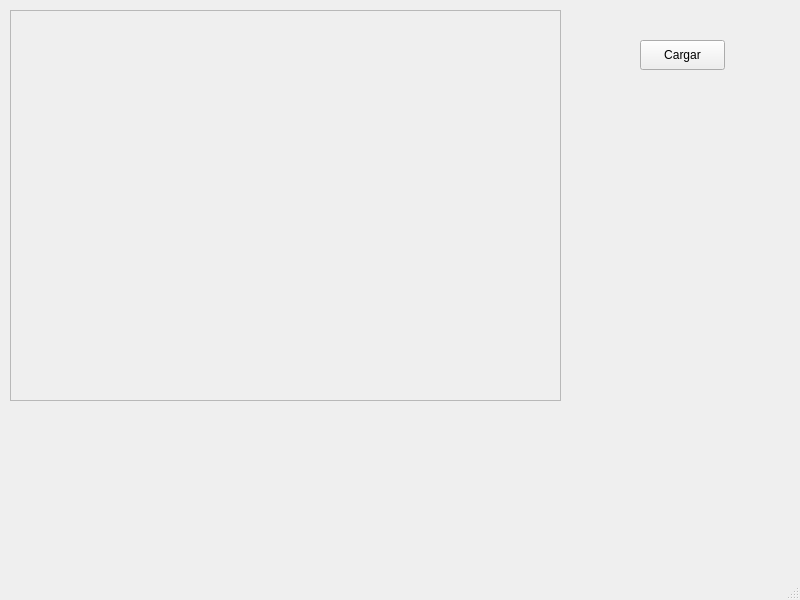
This is gui_src/tsp_gui.ui in Bercero/Tsp_coa as Qt 5 draws it before an edit. The edited form follows.
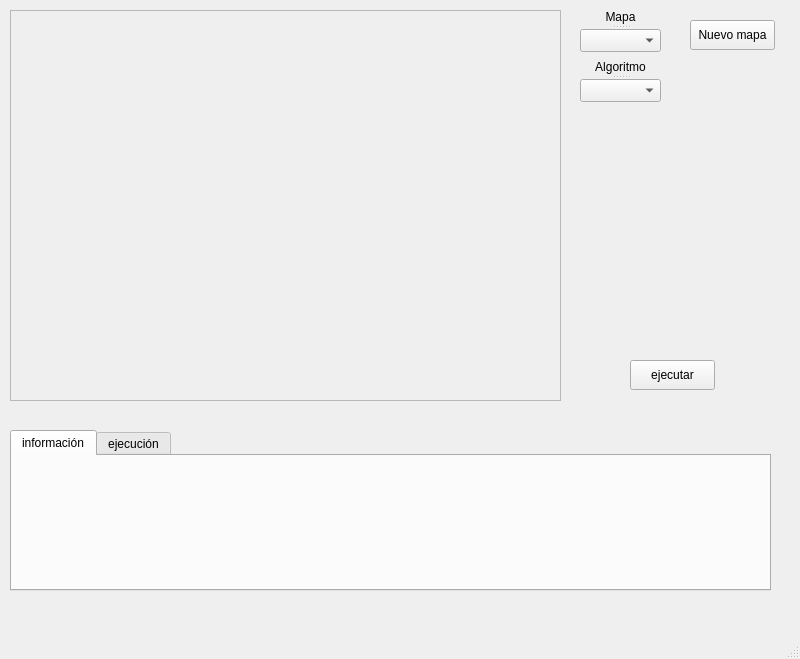
This is the edited form.

Commit message: pequeños progresos con la gui

Patch:
```diff
--- a/gui_src/tsp_gui.ui
+++ b/gui_src/tsp_gui.ui
@@ -7,7 +7,7 @@
     <x>0</x>
     <y>0</y>
     <width>800</width>
-    <height>600</height>
+    <height>659</height>
    </rect>
   </property>
   <property name="windowTitle">
@@ -33,16 +33,90 @@
    <widget class="QPushButton" name="loadButton">
     <property name="geometry">
      <rect>
-      <x>640</x>
-      <y>40</y>
+      <x>690</x>
+      <y>20</y>
       <width>85</width>
       <height>30</height>
      </rect>
     </property>
     <property name="text">
-     <string>Cargar</string>
+     <string>Nuevo mapa</string>
     </property>
    </widget>
+   <widget class="QSplitter" name="selectorAlgoritmo">
+    <property name="geometry">
+     <rect>
+      <x>580</x>
+      <y>60</y>
+      <width>81</width>
+      <height>42</height>
+     </rect>
+    </property>
+    <property name="orientation">
+     <enum>Qt::Vertical</enum>
+    </property>
+    <widget class="QLabel" name="labelAlgoritmo">
+     <property name="text">
+      <string>&lt;html&gt;&lt;head/&gt;&lt;body&gt;&lt;p align=&quot;center&quot;&gt;Algoritmo&lt;/p&gt;&lt;/body&gt;&lt;/html&gt;</string>
+     </property>
+    </widget>
+    <widget class="QComboBox" name="comboBoxAlgoritmo"/>
+   </widget>
+   <widget class="QPushButton" name="ejecutarButton">
+    <property name="geometry">
+     <rect>
+      <x>630</x>
+      <y>360</y>
+      <width>85</width>
+      <height>30</height>
+     </rect>
+    </property>
+    <property name="text">
+     <string>ejecutar</string>
+    </property>
+   </widget>
+   <widget class="QTabWidget" name="informacionWidget">
+    <property name="geometry">
+     <rect>
+      <x>10</x>
+      <y>430</y>
+      <width>761</width>
+      <height>161</height>
+     </rect>
+    </property>
+    <property name="currentIndex">
+     <number>0</number>
+    </property>
+    <widget class="QWidget" name="infoTab">
+     <attribute name="title">
+      <string>información</string>
+     </attribute>
+    </widget>
+    <widget class="QWidget" name="ejecutionTab">
+     <attribute name="title">
+      <string>ejecución</string>
+     </attribute>
+    </widget>
+   </widget>
+   <widget class="QSplitter" name="selectorMapa">
+    <property name="geometry">
+     <rect>
+      <x>580</x>
+      <y>10</y>
+      <width>81</width>
+      <height>42</height>
+     </rect>
+    </property>
+    <property name="orientation">
+     <enum>Qt::Vertical</enum>
+    </property>
+    <widget class="QLabel" name="labelMapa">
+     <property name="text">
+      <string>&lt;html&gt;&lt;head/&gt;&lt;body&gt;&lt;p align=&quot;center&quot;&gt;Mapa&lt;/p&gt;&lt;/body&gt;&lt;/html&gt;</string>
+     </property>
+    </widget>
+    <widget class="QComboBox" name="comboBoxMapa"/>
+   </widget>
   </widget>
   <widget class="QMenuBar" name="menubar">
    <property name="geometry">
```
Left out of the diff: 4 changed lines with no effect on the pictures. The commit also changes 2 other files.
